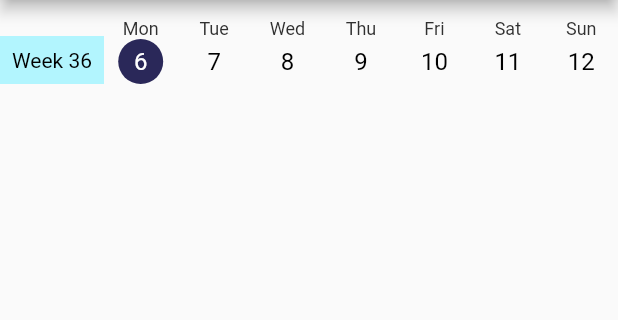
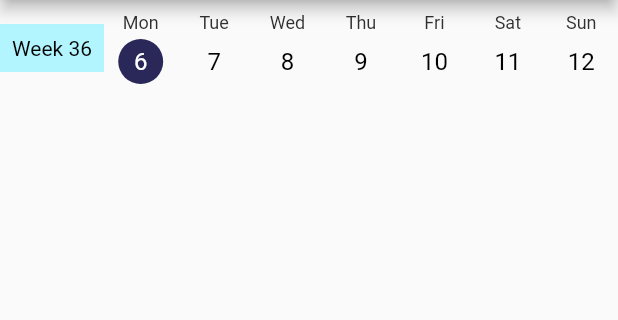
Before and after one commit to Magnuti/Weekly-Date-Picker, a Flutter app: the screen it shows after launch, on a phone screen of 412 x 824 dp, the part 84-404 px from its top. Run offline on Flutter 3.47's test engine with Material 2 defaults, Android fonts, the phone set to English and light mode, and no system bars.

Commit message:
Adjusted margins and added support for disabling the weeknumber text

```diff
--- a/lib/weekday_scroller.dart
+++ b/lib/weekday_scroller.dart
@@ -11,11 +11,11 @@ class WeekdayScroller extends StatefulWidget {
     this.weekdayText = 'Week',
     this.weekdays = const ['Mon', 'Tue', 'Wed', 'Thu', 'Fri', 'Sat', 'Sun'],
     this.backgroundColor = const Color(0xFFFAFAFA),
-    this.unselectedColor = const Color(0xFFFAFAFA),
     this.selectedColor = const Color(0xFF2A2859),
     this.selectedTextColor = const Color(0xFFFFFFFF),
     this.textColor = const Color(0xFF000000),
     this.weekdayColor = const Color(0xFF303030),
+    this.enableWeeknumberText = true,
     this.weeknumberColor = const Color(0xFFB2F5FE),
     this.weeknumberTextColor = const Color(0xFF000000),
     this.daysInWeek = 7,
@@ -33,10 +33,8 @@ class WeekdayScroller extends StatefulWidget {
   /// Specifies the weekday strings ['Mon', 'Tue'...]
   final List<String> weekdays;
 
+  /// Background color
   final Color backgroundColor;
-
-  /// Color of the selected day circle
-  final Color unselectedColor;
 
   /// Color of the selected digits text
   final Color selectedColor;
@@ -49,6 +47,9 @@ class WeekdayScroller extends StatefulWidget {
 
   /// Is the color of the weekdays 'Mon', 'Tue'...
   final Color weekdayColor;
+
+  /// Set to false to hide the weeknumber textfield to the left of the slider
+  final bool enableWeeknumberText;
 
   /// Color of the weekday container
   final Color weeknumberColor;
@@ -83,19 +84,20 @@ class _WeekdayScrollerState extends State<WeekdayScroller> {
   @override
   Widget build(BuildContext context) {
     return Container(
-      padding: EdgeInsets.symmetric(vertical: 12.0),
-      height: 80,
+      height: 64,
       color: widget.backgroundColor,
       child: Row(
         children: <Widget>[
-          Container(
+          widget.enableWeeknumberText
+              ? Container(
                   padding: EdgeInsets.all(8.0),
                   color: widget.weeknumberColor,
                   child: Text(
                     '${widget.weekdayText} $_weeknumberInSwipe',
                     style: TextStyle(color: widget.weeknumberTextColor),
                   ),
-          ),
+                )
+              : Container(),
           Expanded(
             child: PageView.builder(
               controller: controller,
@@ -107,6 +109,7 @@ class _WeekdayScrollerState extends State<WeekdayScroller> {
               scrollDirection: Axis.horizontal,
               itemBuilder: (_, weekOffset) => Row(
                 mainAxisAlignment: MainAxisAlignment.spaceAround,
+                crossAxisAlignment: CrossAxisAlignment.center,
                 children: _weekdays(weekOffset),
               ),
             ),
@@ -139,14 +142,19 @@ class _WeekdayScrollerState extends State<WeekdayScroller> {
           // Bugfix, the transparent container makes the GestureDetector fill the Expanded
           color: Colors.transparent,
           child: Column(
+            mainAxisAlignment: MainAxisAlignment.center,
             children: <Widget>[
-              Text(
+              Padding(
+                padding: EdgeInsets.only(bottom: 4.0),
+                child: Text(
                   '$weekday',
                   style: TextStyle(fontSize: 12.0, color: widget.weekdayColor),
+                ),
               ),
               Container(
                 padding: const EdgeInsets.all(1.0),
                 decoration: BoxDecoration(
+                    // Border around today's date
                     color: _isSameDate(dateTime, now)
                         ? widget.selectedColor
                         : Colors.transparent,
@@ -154,7 +162,7 @@ class _WeekdayScrollerState extends State<WeekdayScroller> {
                 child: CircleAvatar(
                   backgroundColor: isSelected
                       ? widget.selectedColor
-                      : widget.unselectedColor,
+                      : widget.backgroundColor,
                   radius: 14.0,
                   child: Text(
                     '${dateTime.day}',
```
Lines whose indentation alone changed are shown as unchanged.
